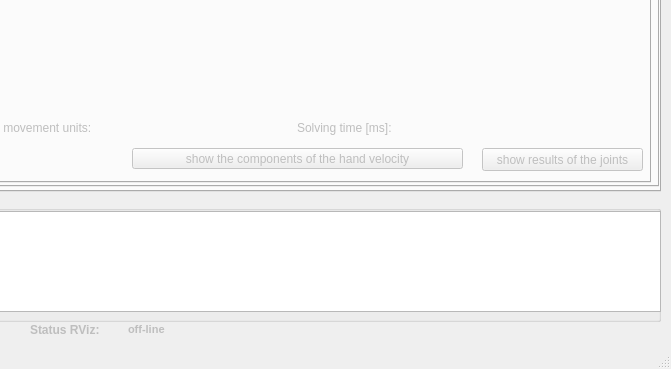
The window that ui/main_window.ui (zohannn/motion_manager) describes before a commit, drawn with Qt 5; both pictures show x 430 to 1101 and y 328 to 697 of the 1101 by 697 pixel window.
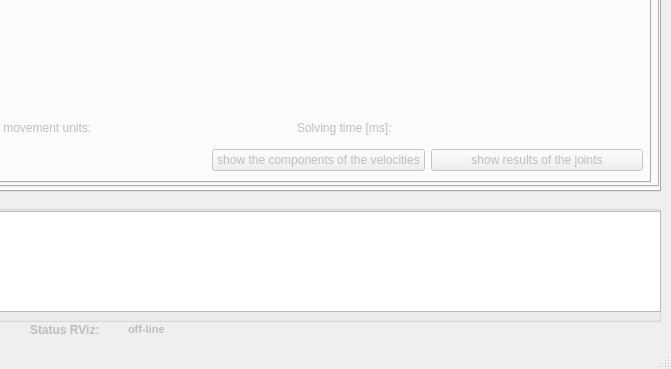
The same window after the commit. The open tabs and pages were chosen to show the change. Icons and pictures are not drawn. Custom widgets are drawn as their Qt base class.

```diff
--- a/ui/main_window.ui
+++ b/ui/main_window.ui
@@ -1154,19 +1154,6 @@
          <attribute name="title">
           <string>Movement</string>
          </attribute>
-         <widget class="QPushButton" name="pushButton_joints_results_mov">
-          <property name="geometry">
-           <rect>
-            <x>900</x>
-            <y>380</y>
-            <width>161</width>
-            <height>23</height>
-           </rect>
-          </property>
-          <property name="text">
-           <string>show results of the joints</string>
-          </property>
-         </widget>
          <widget class="QPushButton" name="pushButton_plot_mov">
           <property name="geometry">
            <rect>
@@ -1180,19 +1167,6 @@
            <string>Plot</string>
           </property>
          </widget>
-         <widget class="QPushButton" name="pushButton_comp_hand_vel_mov">
-          <property name="geometry">
-           <rect>
-            <x>550</x>
-            <y>380</y>
-            <width>331</width>
-            <height>21</height>
-           </rect>
-          </property>
-          <property name="text">
-           <string>show the components of the hand velocity</string>
-          </property>
-         </widget>
          <widget class="QPushButton" name="pushButton_save_res_mov">
           <property name="geometry">
            <rect>
@@ -1290,6 +1264,32 @@
            </item>
           </layout>
          </widget>
+         <widget class="QWidget" name="">
+          <property name="geometry">
+           <rect>
+            <x>630</x>
+            <y>380</y>
+            <width>431</width>
+            <height>25</height>
+           </rect>
+          </property>
+          <layout class="QHBoxLayout" name="horizontalLayout_17">
+           <item>
+            <widget class="QPushButton" name="pushButton_comp_vel_mov">
+             <property name="text">
+              <string>show the components of the velocities</string>
+             </property>
+            </widget>
+           </item>
+           <item>
+            <widget class="QPushButton" name="pushButton_joints_results_mov">
+             <property name="text">
+              <string>show results of the joints</string>
+             </property>
+            </widget>
+           </item>
+          </layout>
+         </widget>
         </widget>
         <widget class="QWidget" name="tab_results_plan_task">
          <attribute name="title">
```
